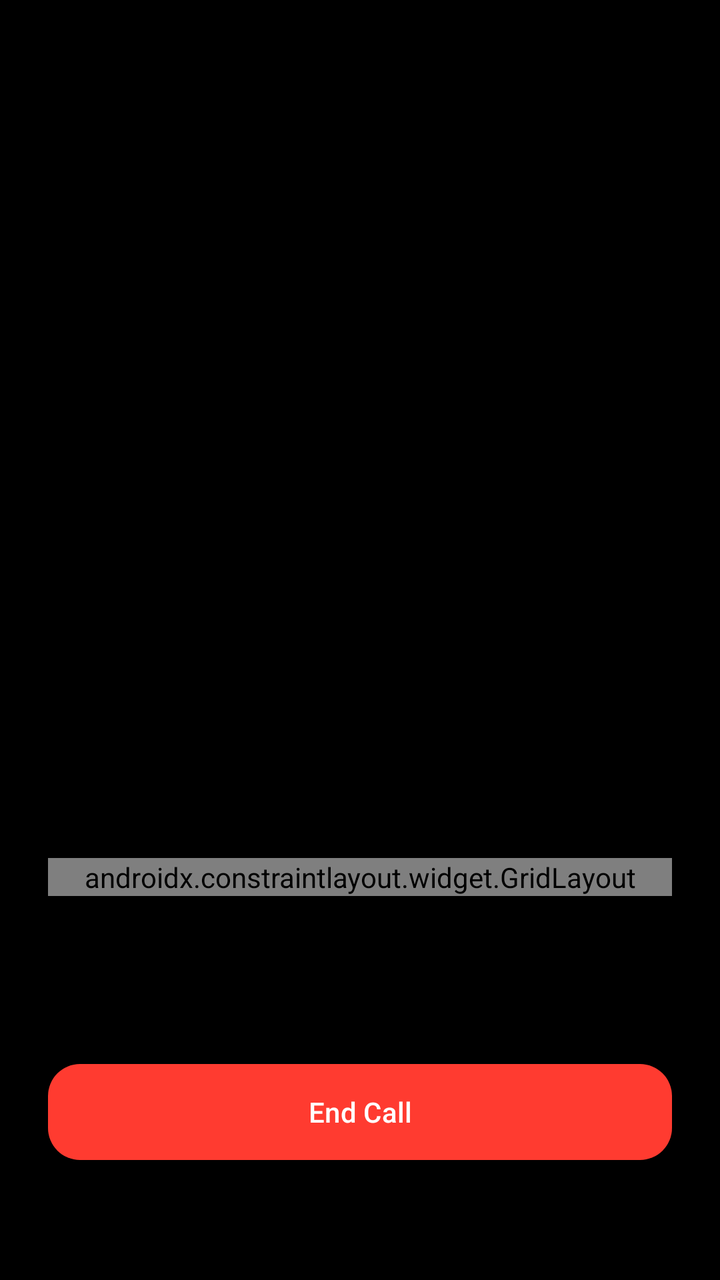
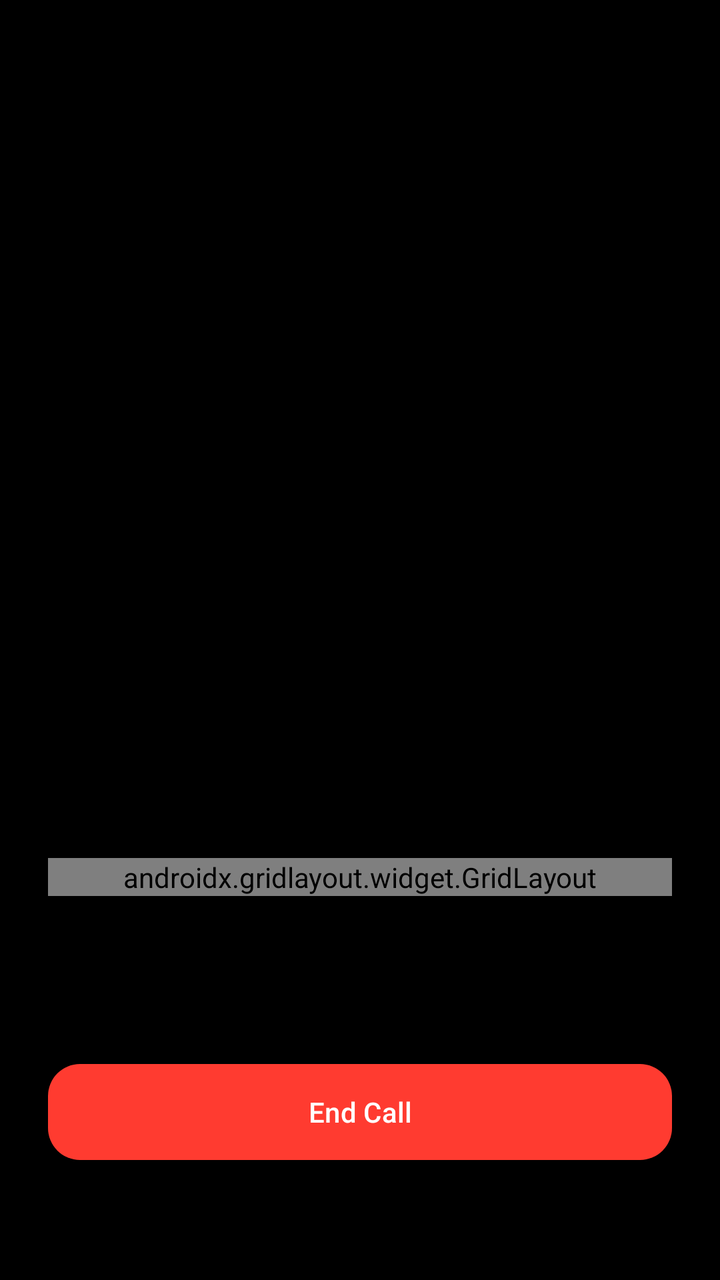

Compare the two renders of this Android layout. The source of the first and the diff that turns it into the second are given below.
<!-- AndroidManifest.xml: activity theme Theme.Phone.NoActionBar -->
<!-- res/layout/activity_in_call.xml -->
<?xml version="1.0" encoding="utf-8"?>
<androidx.constraintlayout.widget.ConstraintLayout xmlns:android="http://schemas.android.com/apk/res/android"
    xmlns:app="http://schemas.android.com/apk/res-auto"
    android:layout_width="match_parent"
    android:layout_height="match_parent"
    android:background="@color/ios_dark_bg"
    android:padding="24dp">

    
    <TextView
        android:id="@+id/callerName"
        android:layout_width="wrap_content"
        android:layout_height="wrap_content"
        android:layout_marginTop="48dp"
        android:textColor="@android:color/white"
        android:textSize="40sp"
        android:textStyle="bold"
        app:layout_constraintEnd_toEndOf="parent"
        app:layout_constraintStart_toStartOf="parent"
        app:layout_constraintTop_toTopOf="parent" />

    <TextView
        android:id="@+id/callStatus"
        android:layout_width="wrap_content"
        android:layout_height="wrap_content"
        android:layout_marginTop="12dp"
        android:textColor="@color/ios_gray"
        android:textSize="16sp"
        app:layout_constraintEnd_toEndOf="parent"
        app:layout_constraintStart_toStartOf="parent"
        app:layout_constraintTop_toBottomOf="@id/callerName" />

    <TextView
        android:id="@+id/tvTimer"
        android:layout_width="wrap_content"
        android:layout_height="wrap_content"
        android:textColor="@android:color/white"
        android:textSize="18sp"
        android:visibility="gone"
        app:layout_constraintEnd_toEndOf="parent"
        app:layout_constraintStart_toStartOf="parent"
        app:layout_constraintTop_toBottomOf="@id/callStatus" />

    
    <androidx.constraintlayout.widget.GridLayout
        android:id="@+id/buttonGrid"
        android:layout_width="match_parent"
        android:layout_height="wrap_content"
        android:layout_marginBottom="80dp"
        app:columnCount="2"
        app:rowCount="2"
        app:layout_constraintBottom_toTopOf="@id/bottomButtonsContainer"
        app:layout_constraintEnd_toEndOf="parent"
        app:layout_constraintStart_toStartOf="parent">

        
        <LinearLayout
            android:id="@+id/llMute"
            android:layout_width="0dp"
            android:layout_height="wrap_content"
            android:layout_columnWeight="1"
            android:layout_row="0"
            android:layout_column="0"
            android:layout_marginEnd="8dp"
            android:gravity="center"
            android:orientation="vertical">

            <ImageButton
                android:id="@+id/btnMute"
                android:layout_width="72dp"
                android:layout_height="72dp"
                android:background="@drawable/bg_incall_button"
                android:src="@drawable/ic_mic"
                android:scaleType="fitCenter"
                app:tint="@android:color/white" />

            <TextView
                android:layout_width="wrap_content"
                android:layout_height="wrap_content"
                android:layout_marginTop="12dp"
                android:text="Mute"
                android:textColor="@android:color/white"
                android:textSize="14sp" />
        </LinearLayout>

        
        <LinearLayout
            android:id="@+id/llSpeaker"
            android:layout_width="0dp"
            android:layout_height="wrap_content"
            android:layout_columnWeight="1"
            android:layout_row="0"
            android:layout_column="1"
            android:layout_marginStart="8dp"
            android:gravity="center"
            android:orientation="vertical">

            <ImageButton
                android:id="@+id/btnSpeaker"
                android:layout_width="72dp"
                android:layout_height="72dp"
                android:background="@drawable/bg_incall_button"
                android:src="@drawable/ic_hd"
                android:scaleType="fitCenter"
                app:tint="@android:color/white" />

            <TextView
                android:layout_width="wrap_content"
                android:layout_height="wrap_content"
                android:layout_marginTop="12dp"
                android:text="Speaker"
                android:textColor="@android:color/white"
                android:textSize="14sp" />
        </LinearLayout>

        
        <LinearLayout
            android:id="@+id/llKeypad"
            android:layout_width="0dp"
            android:layout_height="wrap_content"
            android:layout_columnWeight="1"
            android:layout_row="1"
            android:layout_column="0"
            android:layout_marginEnd="8dp"
            android:layout_marginTop="16dp"
            android:gravity="center"
            android:orientation="vertical">

            <ImageButton
                android:id="@+id/btnKeypad"
                android:layout_width="72dp"
                android:layout_height="72dp"
                android:background="@drawable/bg_incall_button"
                android:src="@drawable/ic_dialer"
                android:scaleType="fitCenter"
                app:tint="@android:color/white" />

            <TextView
                android:layout_width="wrap_content"
                android:layout_height="wrap_content"
                android:layout_marginTop="12dp"
                android:text="Keypad"
                android:textColor="@android:color/white"
                android:textSize="14sp" />
        </LinearLayout>

        
        <LinearLayout
            android:id="@+id/llContacts"
            android:layout_width="0dp"
            android:layout_height="wrap_content"
            android:layout_columnWeight="1"
            android:layout_row="1"
            android:layout_column="1"
            android:layout_marginStart="8dp"
            android:layout_marginTop="16dp"
            android:gravity="center"
            android:orientation="vertical">

            <ImageButton
                android:id="@+id/btnContacts"
                android:layout_width="72dp"
                android:layout_height="72dp"
                android:background="@drawable/bg_incall_button"
                android:src="@drawable/ic_contacts"
                android:scaleType="fitCenter"
                app:tint="@android:color/white" />

            <TextView
                android:layout_width="wrap_content"
                android:layout_height="wrap_content"
                android:layout_marginTop="12dp"
                android:text="Contacts"
                android:textColor="@android:color/white"
                android:textSize="14sp" />
        </LinearLayout>

    </androidx.constraintlayout.widget.GridLayout>

    
    <androidx.constraintlayout.widget.ConstraintLayout
        android:id="@+id/bottomButtonsContainer"
        android:layout_width="match_parent"
        android:layout_height="wrap_content"
        android:layout_marginBottom="32dp"
        app:layout_constraintBottom_toBottomOf="parent"
        app:layout_constraintEnd_toEndOf="parent"
        app:layout_constraintStart_toStartOf="parent">

        
        <com.google.android.material.button.MaterialButton
            android:id="@+id/btnAnswer"
            android:layout_width="0dp"
            android:layout_height="56dp"
            android:text="Answer"
            android:textColor="@android:color/white"
            android:visibility="gone"
            app:backgroundTint="@color/ios_green"
            app:cornerRadius="16dp"
            app:elevation="0dp"
            app:layout_constraintBottom_toBottomOf="parent"
            app:layout_constraintEnd_toEndOf="parent"
            app:layout_constraintStart_toStartOf="parent" />

        
        <com.google.android.material.button.MaterialButton
            android:id="@+id/btnHangup"
            android:layout_width="0dp"
            android:layout_height="56dp"
            android:text="End Call"
            android:textColor="@android:color/white"
            app:backgroundTint="@color/ios_red"
            app:cornerRadius="16dp"
            app:elevation="0dp"
            app:layout_constraintBottom_toBottomOf="parent"
            app:layout_constraintEnd_toEndOf="parent"
            app:layout_constraintStart_toStartOf="parent" />

    </androidx.constraintlayout.widget.ConstraintLayout>

    
    <LinearLayout
        android:id="@+id/llAddCall"
        android:layout_width="0dp"
        android:layout_height="0dp"
        android:visibility="gone" />

    <LinearLayout
        android:id="@+id/llFaceTime"
        android:layout_width="0dp"
        android:layout_height="0dp"
        android:visibility="gone" />

    <ImageButton
        android:id="@+id/btnAddCall"
        android:layout_width="0dp"
        android:layout_height="0dp"
        android:visibility="gone" />

    <ImageButton
        android:id="@+id/btnRecord"
        android:layout_width="0dp"
        android:layout_height="0dp"
        android:visibility="gone" />

    <TextView
        android:id="@+id/tvRecordStatus"
        android:layout_width="0dp"
        android:layout_height="0dp"
        android:visibility="gone" />

</androidx.constraintlayout.widget.ConstraintLayout>
<!-- resources referenced by this layout -->
<resources>
  <color name="ios_dark_bg">#000000</color>
  <color name="ios_gray">#8E8E93</color>
  <color name="ios_green">#34C759</color>
  <color name="ios_red">#FF3B30</color>
  <!-- drawable bg_incall_button (drawable) -->
  <?xml version="1.0" encoding="utf-8"?>
  <ripple xmlns:android="http://schemas.android.com/apk/res/android"
      android:color="#40FFFFFF">
      <item>
          <shape android:shape="oval">
              <solid android:color="#33FFFFFF" />
          </shape>
      </item>
  </ripple>
  <!-- drawable ic_contacts (drawable) -->
  <vector xmlns:android="http://schemas.android.com/apk/res/android"
      android:width="24dp"
      android:height="24dp"
      android:viewportWidth="24"
      android:viewportHeight="24"
      android:tint="?attr/colorControlNormal">
    <path
        android:fillColor="@android:color/white"
        android:pathData="M12,12c2.21,0 4,-1.79 4,-4s-1.79,-4 -4,-4 -4,1.79 -4,4 1.79,4 4,4zM12,14c-2.67,0 -8,1.34 -8,4v2h16v-2c0,-2.66 -5.33,-4 -8,-4z"/>
  </vector>
  <!-- drawable ic_dialer (drawable) -->
  <vector xmlns:android="http://schemas.android.com/apk/res/android"
      android:width="24dp"
      android:height="24dp"
      android:viewportWidth="24"
      android:viewportHeight="24"
      android:tint="?attr/colorControlNormal">
    <path
        android:fillColor="@android:color/white"
        android:pathData="M12,10c-1.1,0 -2,0.9 -2,2s0.9,2 2,2 2,-0.9 2,-2 -0.9,-2 -2,-2zM12,4c-1.1,0 -2,0.9 -2,2s0.9,2 2,2 2,-0.9 2,-2 -0.9,-2 -2,-2zM12,16c-1.1,0 -2,0.9 -2,2s0.9,2 2,2 2,-0.9 2,-2 -0.9,-2 -2,-2zM6,10c-1.1,0 -2,0.9 -2,2s0.9,2 2,2 2,-0.9 2,-2 -0.9,-2 -2,-2zM6,4c-1.1,0 -2,0.9 -2,2s0.9,2 2,2 2,-0.9 2,-2 -0.9,-2 -2,-2zM6,16c-1.1,0 -2,0.9 -2,2s0.9,2 2,2 2,-0.9 2,-2 -0.9,-2 -2,-2zM18,10c-1.1,0 -2,0.9 -2,2s0.9,2 2,2 2,-0.9 2,-2 -0.9,-2 -2,-2zM18,4c-1.1,0 -2,0.9 -2,2s0.9,2 2,2 2,-0.9 2,-2 -0.9,-2 -2,-2zM18,16c-1.1,0 -2,0.9 -2,2s0.9,2 2,2 2,-0.9 2,-2 -0.9,-2 -2,-2z"/>
  </vector>
  <!-- drawable ic_hd (drawable) -->
  <vector xmlns:android="http://schemas.android.com/apk/res/android"
      android:width="24dp"
      android:height="24dp"
      android:viewportWidth="24"
      android:viewportHeight="24"
      android:tint="?attr/colorControlNormal">
    <path
        android:fillColor="@android:color/white"
        android:pathData="M19,3L5,3c-1.11,0 -2,0.9 -2,2v14c0,1.1 0.89,2 2,2h14c1.1,0 2,-0.9 2,-2L21,5c0,-1.1 -0.9,-2 -2,-2zM10.5,15L9,15v-2L7,13v2L5.5,15L5.5,9L7,9v2h2L9,9h1.5v6zM13,9L17,9c0.55,0 1,0.45 1,1v4c0,0.55 -0.45,1 -1,1h-4L13,9zM14.5,13.5h2v-3h-2v3z"/>
  </vector>
  <!-- drawable ic_mic (drawable) -->
  <vector xmlns:android="http://schemas.android.com/apk/res/android"
      android:width="24dp"
      android:height="24dp"
      android:viewportWidth="24"
      android:viewportHeight="24"
      android:tint="?attr/colorControlNormal">
    <path
        android:fillColor="@android:color/white"
        android:pathData="M12,14c1.66,0 3,-1.34 3,-3V5c0,-1.66 -1.34,-3 -3,-3S9,3.34 9,5v6c0,1.66 1.34,3 3,3zM17,11c0,2.76 -2.24,5 -5,5s-5,-2.24 -5,-5H5c0,3.53 2.61,6.43 6,6.92V21h2v-3.08c3.39,-0.49 6,-3.39 6,-6.92h-2z"/>
  </vector>
  <style name="Theme.Phone.NoActionBar">
          <item name="windowActionBar">false</item>
          <item name="windowNoTitle">true</item>
      </style>
</resources>

<!-- the commit's change to res/layout/activity_in_call.xml (unified diff, before → after) -->
@@ -42,7 +42,7 @@
         app:layout_constraintTop_toBottomOf="@id/callStatus" />
 
     
-    <androidx.constraintlayout.widget.GridLayout
+    <androidx.gridlayout.widget.GridLayout
         android:id="@+id/buttonGrid"
         android:layout_width="match_parent"
         android:layout_height="wrap_content"
@@ -175,7 +175,7 @@
                 android:textSize="14sp" />
         </LinearLayout>
 
-    </androidx.constraintlayout.widget.GridLayout>
+    </androidx.gridlayout.widget.GridLayout>
 
     
     <androidx.constraintlayout.widget.ConstraintLayout
